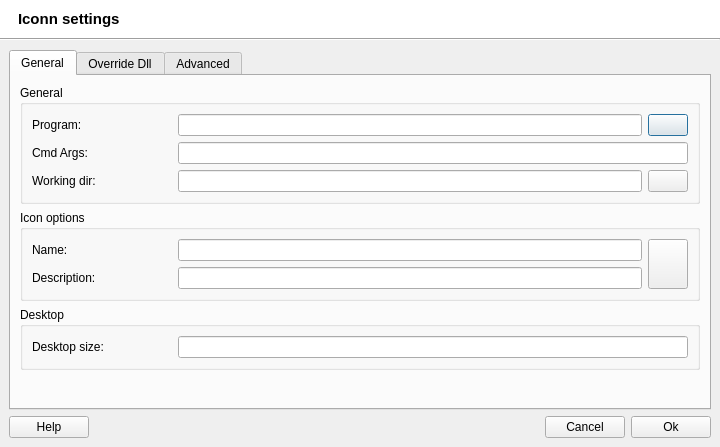
Old version of the form src/uis/IconSettings.ui in the repository brezerk/q4wine.
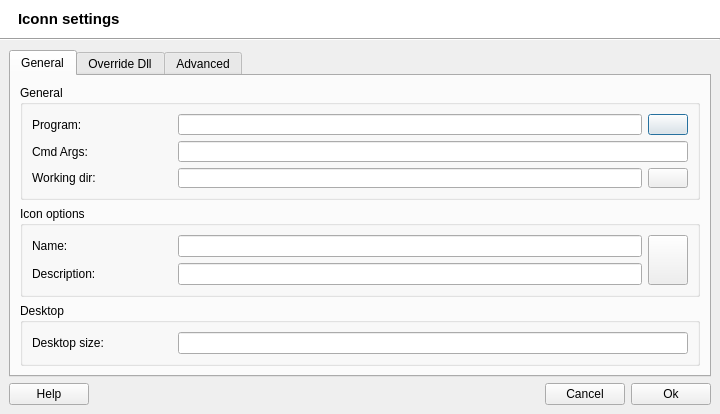
New version of the form. Icons and pictures are not drawn.

```diff
--- a/src/uis/IconSettings.ui
+++ b/src/uis/IconSettings.ui
@@ -8,11 +8,17 @@
   <property name="geometry">
    <rect>
     <x>0</x>
-    <y>0</y>
+    <y>16</y>
     <width>720</width>
-    <height>447</height>
+    <height>414</height>
    </rect>
   </property>
+  <property name="sizePolicy">
+   <sizepolicy hsizetype="Preferred" vsizetype="Maximum">
+    <horstretch>0</horstretch>
+    <verstretch>0</verstretch>
+   </sizepolicy>
+  </property>
   <property name="minimumSize">
    <size>
     <width>340</width>
```
